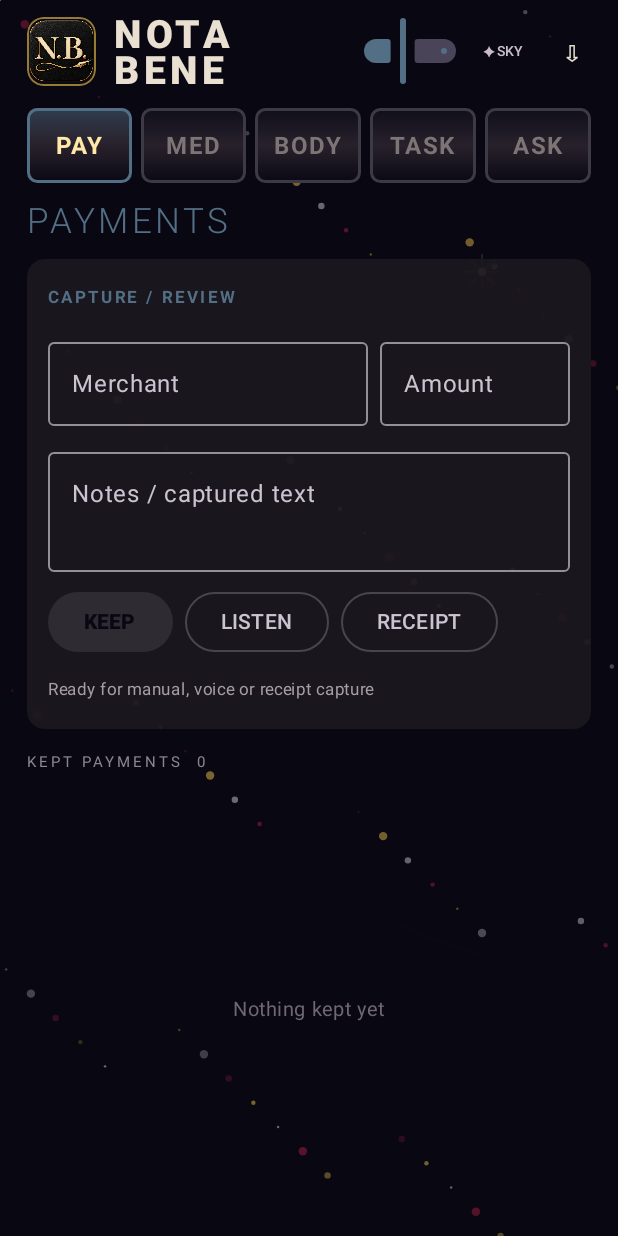
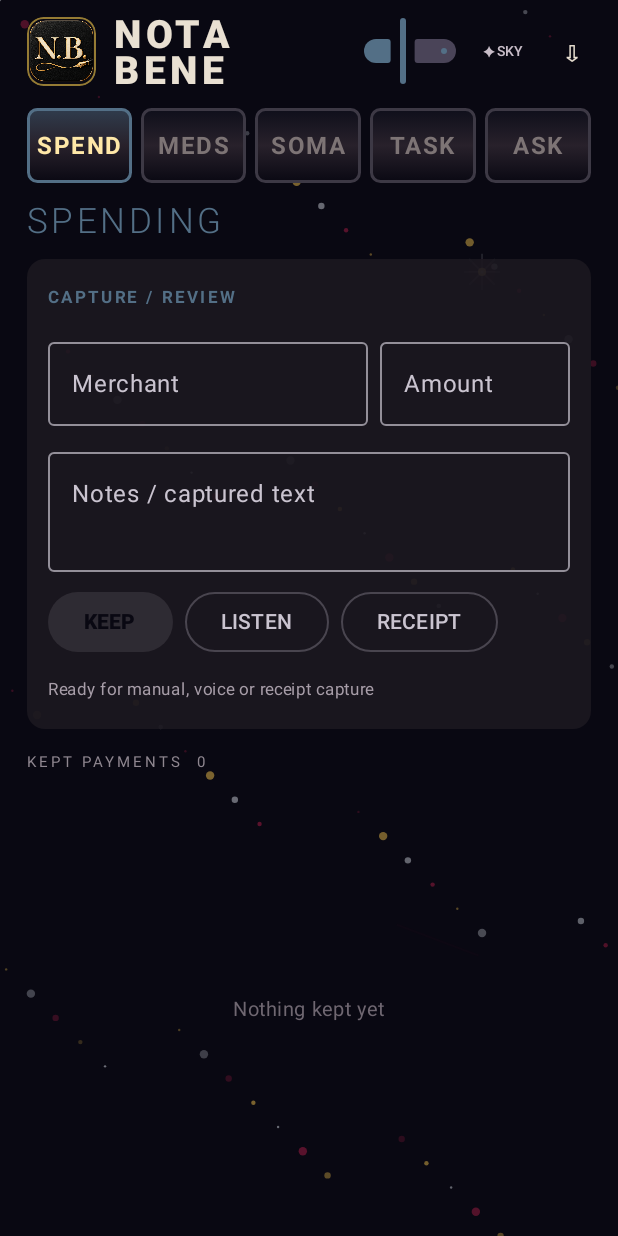
Before and after one commit to AndyJMyers/Nota-Bene, an Android app built with Jetpack Compose: the screen it shows after launch (MainActivity), on a phone screen of 412 x 824 dp. Run offline under Robolectric (Android 15) with nearby library versions, the phone set to English and light mode, and no system bars; our stand-ins replace Room's generated code; libraries missing offline, so code that uses them is left out: com.google.mlkit.vision.

Commit message:
Rename instruments SPEND MEDS and SOMA

```diff
--- a/app/build.gradle.kts
+++ b/app/build.gradle.kts
@@ -13,8 +13,8 @@ android {
         applicationId = "com.notabene.app"
         minSdk = 26
         targetSdk = 36
-        versionCode = 20
-        versionName = "0.7.4-alpha20"
+        versionCode = 21
+        versionName = "0.7.5-alpha21"
     }
 
     buildFeatures { compose = true }
--- a/app/src/main/java/com/notabene/app/MainActivity.kt
+++ b/app/src/main/java/com/notabene/app/MainActivity.kt
@@ -113,9 +113,9 @@ private val Fusion = Color(0xFFF2C94C)
 private val Crimson = Color(0xFF9D174D)
 
 private enum class Tab(val shortLabel: String, val title: String, val prompt: String) {
-    PAYMENTS("PAY", "Payments", "Capture, check, then keep"),
-    MEDICINE("MED", "Medicine", "Record medicine or prescription"),
-    HEALTH("BODY", "Health log", "Log a symptom or measurement"),
+    PAYMENTS("SPEND", "Spending", "Capture, check, then keep"),
+    MEDICINE("MEDS", "Medicines", "Record medicine or prescription"),
+    HEALTH("SOMA", "Soma", "Log a symptom or measurement"),
     TASKS("TASK", "To do & dependencies", "Add a task or dependency"),
     RESEARCH("ASK", "Further research", "Add a question to investigate")
 }
@@ -589,7 +589,7 @@ private fun BodyPanel(accent: Color, modifier: Modifier = Modifier) {
     Column(modifier, verticalArrangement = Arrangement.spacedBy(10.dp)) {
         Card(colors = CardDefaults.cardColors(containerColor = Color(0xE61B1820)), shape = RoundedCornerShape(12.dp)) {
             Column(Modifier.fillMaxWidth().padding(14.dp), verticalArrangement = Arrangement.spacedBy(9.dp)) {
-                Text("NEW BODY RECORD", color = accent, fontSize = 11.sp, fontWeight = FontWeight.Bold, letterSpacing = 2.sp)
+                Text("NEW SOMA RECORD", color = accent, fontSize = 11.sp, fontWeight = FontWeight.Bold, letterSpacing = 2.sp)
                 PaymentField("Symptom or observation", draft, { draft = it }, Modifier.fillMaxWidth(), accent, minLines = 2)
                 PaymentField("Measurement (optional)", measurement, { measurement = it }, Modifier.fillMaxWidth(), accent)
                 Row(horizontalArrangement = Arrangement.spacedBy(8.dp)) {
@@ -616,7 +616,7 @@ private fun BodyPanel(accent: Color, modifier: Modifier = Modifier) {
                 Text(status, color = Color(0xFFA79DA8), fontSize = 11.sp)
             }
         }
-        Text("BODY HISTORY  ${observations.size}", color = Color(0xFF8F8790), fontSize = 10.sp, letterSpacing = 2.sp)
+        Text("SOMA HISTORY  ${observations.size}", color = Color(0xFF8F8790), fontSize = 10.sp, letterSpacing = 2.sp)
         if (observations.isEmpty()) {
             Box(Modifier.fillMaxWidth().weight(1f), contentAlignment = Alignment.Center) {
                 Text("No observations recorded", color = Color(0xFF6F6771), fontSize = 13.sp)
--- a/app/src/main/java/com/notabene/app/WorkbookExport.kt
+++ b/app/src/main/java/com/notabene/app/WorkbookExport.kt
@@ -20,7 +20,7 @@ suspend fun exportWorkbook(database: NotaBeneDatabase, output: OutputStream) {
     val medicineNames = medicines.associate { it.id to it.name }
 
     val sheets = listOf(
-        ExportSheet("PAY", listOf(listOf("Date", "Merchant", "Amount", "Note", "Captured from")) + payments.map {
+        ExportSheet("SPEND", listOf(listOf("Date", "Merchant", "Amount", "Note", "Captured from")) + payments.map {
             listOf(exportDate(it.createdAt), it.merchant, it.amount, it.note, it.capturedFrom)
         }),
         ExportSheet("ASK", listOf(listOf("Date", "Question", "Completed")) + asks.map {
@@ -29,11 +29,11 @@ suspend fun exportWorkbook(database: NotaBeneDatabase, output: OutputStream) {
         ExportSheet("TASK", listOf(listOf("Date", "Task", "Waiting on", "Completed")) + tasks.map {
             listOf(exportDate(it.createdAt), it.text, it.waitingOn, yesNo(it.done))
         }),
-        ExportSheet("BODY", listOf(listOf("Date", "Observation", "Measurement")) + body.map {
+        ExportSheet("SOMA", listOf(listOf("Date", "Observation", "Measurement")) + body.map {
             listOf(exportDate(it.createdAt), it.observation, it.measurement)
         }),
         ExportSheet(
-            "MED",
+            "MEDS",
             listOf(listOf("Record type", "Medicine", "Dosage / dose date", "Dose time / scheduled", "Stock / taken", "Reorder at", "Status")) +
                 medicines.map {
                     listOf("Medicine", it.name, it.dosage, it.doseTime, it.startingDoses, it.reorderAt, if (it.active) "Active" else "Halted")
```
Also changed, not shown: 3 other files.
